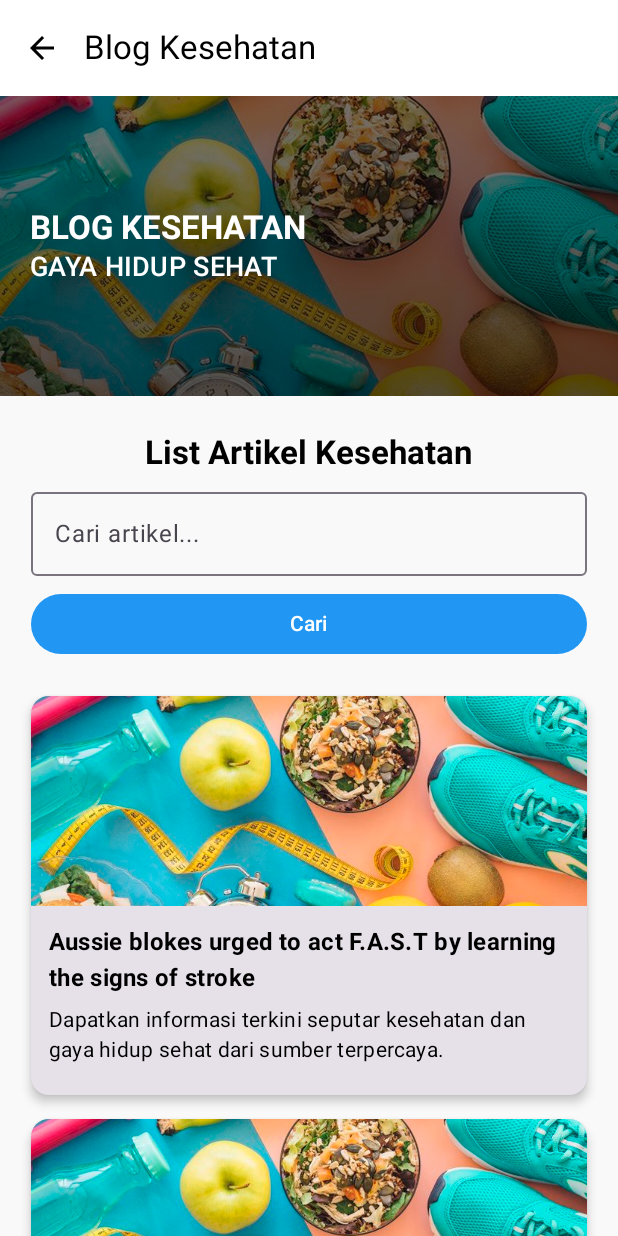
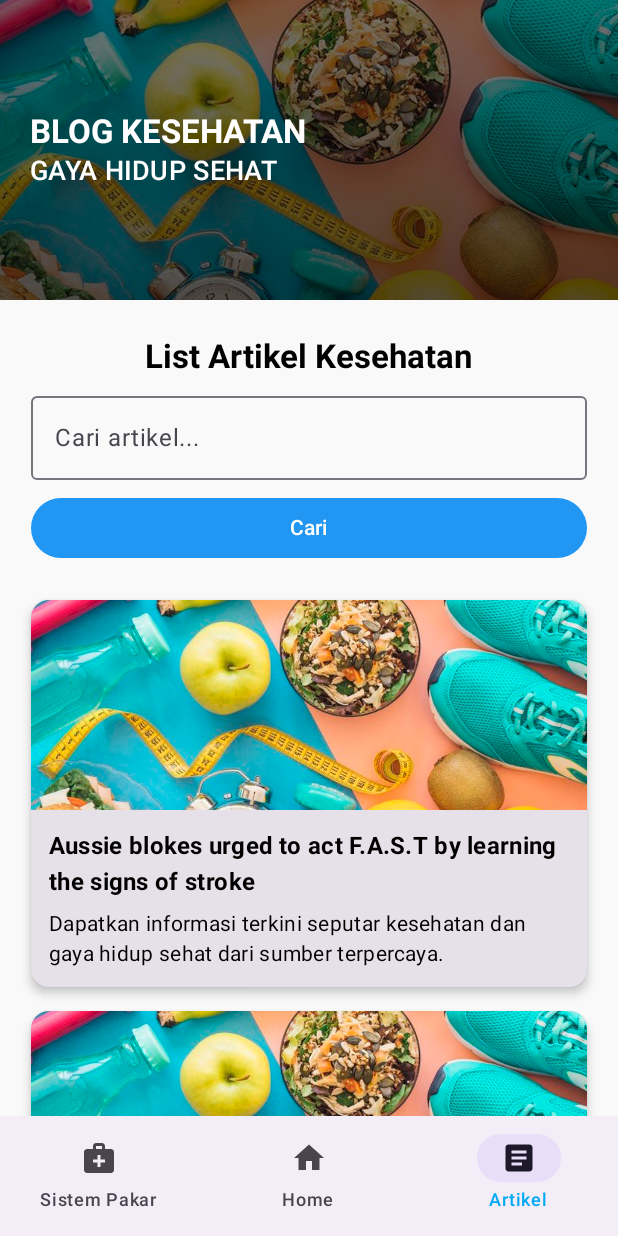
Before and after one commit to RifqiCah/healthcare_PAPB, an Android app built with Jetpack Compose: the ArtikelScreen screen opened through its navigation route, on a phone screen of 412 x 824 dp. Run offline under Robolectric (Android 15) with nearby library versions, the light colour scheme and no system bars.

Commit message:
Add bottom navigation bar for Home, Artikel, and Sistem Pakar screens

```diff
--- /dev/null
+++ b/app/src/main/java/com/example/healthcare/ui/components/BottomNavbar.kt
@@ -0,0 +1,74 @@
+package com.example.healthcare.ui.components
+
+import androidx.compose.material.icons.Icons
+import androidx.compose.material.icons.filled.Article
+import androidx.compose.material.icons.filled.Home
+import androidx.compose.material.icons.filled.MedicalServices
+import androidx.compose.material3.*
+import androidx.compose.runtime.Composable
+import androidx.compose.ui.graphics.vector.ImageVector
+import androidx.navigation.NavController
+import androidx.navigation.compose.currentBackStackEntryAsState
+
+// Data class untuk item navbar
+data class BottomNavItem(
+    val route: String,
+    val icon: ImageVector,
+    val label: String
+)
+
+// Daftar item navbar
+val bottomNavItems = listOf(
+
+    BottomNavItem(
+        route = "sistem_pakar",
+        icon = Icons.Default.MedicalServices,
+        label = "Sistem Pakar"
+    ),
+    BottomNavItem(
+        route = "home",
+        icon = Icons.Default.Home,
+        label = "Home"
+    ),
+    BottomNavItem(
+        route = "artikel",
+        icon = Icons.Default.Article,
+        label = "Artikel"
+    )
+)
+
+@Composable
+fun BottomNavBar(
+    navController: NavController
+) {
+    val currentRoute = navController.currentBackStackEntryAsState().value?.destination?.route
+
+    NavigationBar {
+        bottomNavItems.forEach { item ->
+            NavigationBarItem(
+                selected = currentRoute == item.route,
+                onClick = {
+                    navController.navigate(item.route) {
+                        // Pop up to start destination
+                        popUpTo(navController.graph.startDestinationId) {
+                            saveState = true
+                        }
+                        // Avoid multiple copies
+                        launchSingleTop = true
+                        // Restore state when reselecting
+                        restoreState = true
+                    }
+                },
+                icon = {
+                    Icon(
+                        imageVector = item.icon,
+                        contentDescription = item.label
+                    )
+                },
+                label = {
+                    Text(text = item.label)
+                }
+            )
+        }
+    }
+}
--- a/app/src/main/java/com/example/healthcare/ui/screens/artikel/ArtikelScreen.kt
+++ b/app/src/main/java/com/example/healthcare/ui/screens/artikel/ArtikelScreen.kt
@@ -6,7 +6,6 @@ import androidx.compose.foundation.background
 import androidx.compose.foundation.layout.*
 import androidx.compose.foundation.lazy.LazyColumn
 import androidx.compose.foundation.lazy.items
-import androidx.compose.foundation.shape.CircleShape
 import androidx.compose.foundation.shape.RoundedCornerShape
 import androidx.compose.material.icons.Icons
 import androidx.compose.material.icons.filled.ArrowBack
@@ -15,7 +14,6 @@ import androidx.compose.material3.*
 import androidx.compose.runtime.*
 import androidx.compose.ui.Alignment
 import androidx.compose.ui.Modifier
-import androidx.compose.ui.draw.clip
 import androidx.compose.ui.graphics.Brush
 import androidx.compose.ui.graphics.Color
 import androidx.compose.ui.layout.ContentScale
@@ -27,11 +25,10 @@ import androidx.compose.ui.unit.dp
 import androidx.compose.ui.unit.sp
 import com.example.healthcare.R
 
-
-@OptIn(ExperimentalMaterial3Api::class) // Diperlukan untuk TopAppBar
+@OptIn(ExperimentalMaterial3Api::class)
 @Composable
 fun ArtikelScreen(
-    // UBAH INI: Tambahkan parameter dari NavHost
+    modifier: Modifier = Modifier, // ✅ UBAH: Modifier dengan default value
     onBackClick: () -> Unit,
     onArtikelDetailClick: (String) -> Unit
 ) {
@@ -45,23 +42,10 @@ fun ArtikelScreen(
         "Mengenal Pola Makan Seimbang bagi Kesehatan Tubuh"
     )
 
-    Scaffold(
-        // UBAH INI: Tambahkan TopAppBar
-        topBar = {
-            TopAppBar(
-                title = { Text("Blog Kesehatan") },
-                navigationIcon = {
-                    IconButton(onClick = onBackClick) {
-                        Icon(Icons.Default.ArrowBack, contentDescription = "Kembali")
-                    }
-                }
-            )
-        }
-    ) { padding ->
+    // ✅ HAPUS Scaffold dari sini karena sudah di AppNavigation
     LazyColumn(
-            modifier = Modifier
-                .fillMaxSize()
-                .padding(padding), // Gunakan padding dari Scaffold
+        modifier = modifier // ✅ GUNAKAN modifier dari parameter
+            .fillMaxSize(),
         horizontalAlignment = Alignment.CenterHorizontally,
         verticalArrangement = Arrangement.Top
     ) {
@@ -71,10 +55,9 @@ fun ArtikelScreen(
             Box(
                 modifier = Modifier
                     .fillMaxWidth()
-                        .height(200.dp) // Sedikit dikurangi agar pas dengan TopAppBar
+                    .height(200.dp)
             ) {
                 Image(
-                        // Pastikan Anda punya 'bg_artikel' di drawable
                     painter = painterResource(id = R.drawable.bg_artikel),
                     contentDescription = "Header Artikel",
                     modifier = Modifier.fillMaxSize(),
@@ -148,7 +131,6 @@ fun ArtikelScreen(
             ArtikelCard(
                 title = title,
                 description = "Dapatkan informasi terkini seputar kesehatan dan gaya hidup sehat dari sumber terpercaya.",
-                    // UBAH INI: Panggil lambda, kirim title sebagai "ID"
                 onClick = { onArtikelDetailClick(title) }
             )
         }
@@ -165,7 +147,11 @@ fun ArtikelScreen(
                 IconButton(onClick = { /* Prev */ }) {
                     Icon(Icons.Default.ArrowBack, contentDescription = "Previous")
                 }
-                    // ... (Pagination UI)
+
+                Text("1", modifier = Modifier.padding(horizontal = 8.dp))
+                Text("2", modifier = Modifier.padding(horizontal = 8.dp))
+                Text("3", modifier = Modifier.padding(horizontal = 8.dp))
+
                 IconButton(onClick = { /* Next */ }) {
                     Icon(Icons.Default.ArrowForward, contentDescription = "Next")
                 }
@@ -177,14 +163,16 @@ fun ArtikelScreen(
         }
     }
 }
-}
 
 /** --- KOMPONEN CARD ARTIKEL --- **/
-@OptIn(ExperimentalMaterial3Api::class) // Diperlukan untuk Card onClick
+@OptIn(ExperimentalMaterial3Api::class)
 @Composable
-fun ArtikelCard(title: String, description: String, onClick: () -> Unit) {
+fun ArtikelCard(
+    title: String,
+    description: String,
+    onClick: () -> Unit
+) {
     Card(
-        // UBAH INI: Tambahkan onClick ke Card
         onClick = onClick,
         modifier = Modifier
             .fillMaxWidth(0.9f)
@@ -200,7 +188,6 @@ fun ArtikelCard(title: String, description: String, onClick: () -> Unit) {
                     .background(Color(0xFFE0E0E0)),
                 contentAlignment = Alignment.Center
             ) {
-                // Gambar placeholder bisa diganti nanti
                 Image(
                     painter = painterResource(id = R.drawable.article_img),
                     contentDescription = title,
@@ -223,20 +210,18 @@ fun ArtikelCard(title: String, description: String, onClick: () -> Unit) {
                     maxLines = 3,
                     overflow = TextOverflow.Ellipsis
                 )
-                Spacer(modifier = Modifier.height(8.dp))
-                // Tombol ini bisa dihapus jika seluruh card sudah bisa diklik
-                // TextButton(onClick = onClick) {
-                //     Text("Baca Selengkapnya")
-                // }
             }
         }
     }
 }
 
-@Preview(showBackground = true)
+@Preview(showBackground = true, showSystemUi = true)
 @Composable
 fun PreviewArtikelScreen() {
-    // Preview tidak akan berfungsi sempurna karena butuh parameter
-    // Kita bisa beri lambda kosong untuk preview
-    ArtikelScreen(onBackClick = {}, onArtikelDetailClick = {})
+    MaterialTheme {
+        ArtikelScreen(
+            onBackClick = {},
+            onArtikelDetailClick = {}
+        )
     }
+}
--- a/app/src/main/java/com/example/healthcare/ui/screens/home/HomeScreen.kt
+++ b/app/src/main/java/com/example/healthcare/ui/screens/home/HomeScreen.kt
@@ -29,7 +29,7 @@ fun HomeScreen(
     Box(modifier = Modifier.fillMaxSize()) {
         // Background Image
         Image(
-            painter = painterResource(id = R.drawable.bg_artikel),
+            painter = painterResource(id = R.drawable.background),
             contentDescription = "Background",
             contentScale = ContentScale.Crop,
             modifier = Modifier.fillMaxWidth().height(240.dp)
```
Also changed, not shown: app/src/main/java/com/example/healthcare/ui/navigation/AppNavigation.kt (+25 -9 lines), app/src/main/java/com/example/healthcare/ui/screens/sistempakar/SistemPakarScreen.kt (+15 -28 lines), app/src/main/res/drawable/background.png (added), 1 other file. Lines whose indentation alone changed are shown as unchanged.
